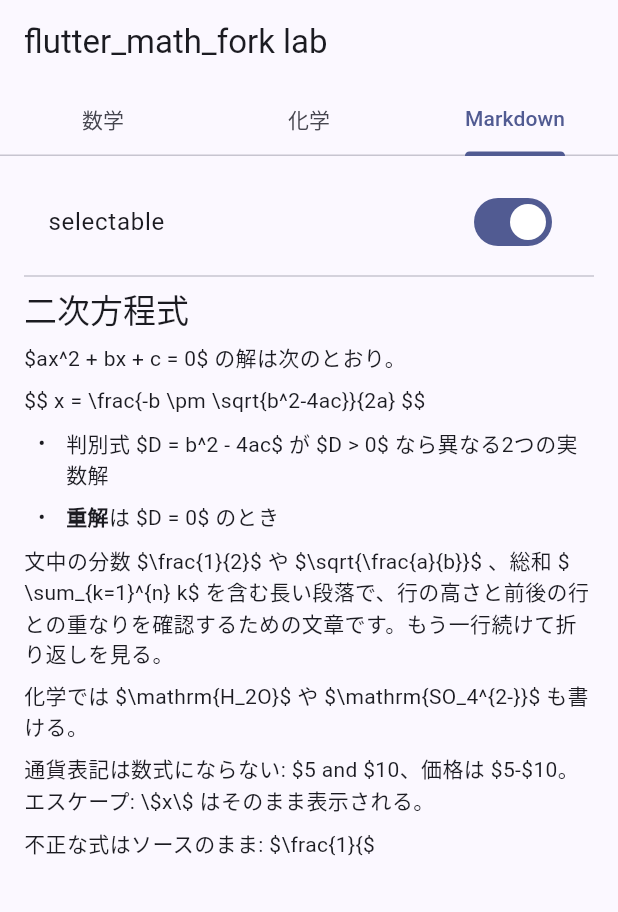
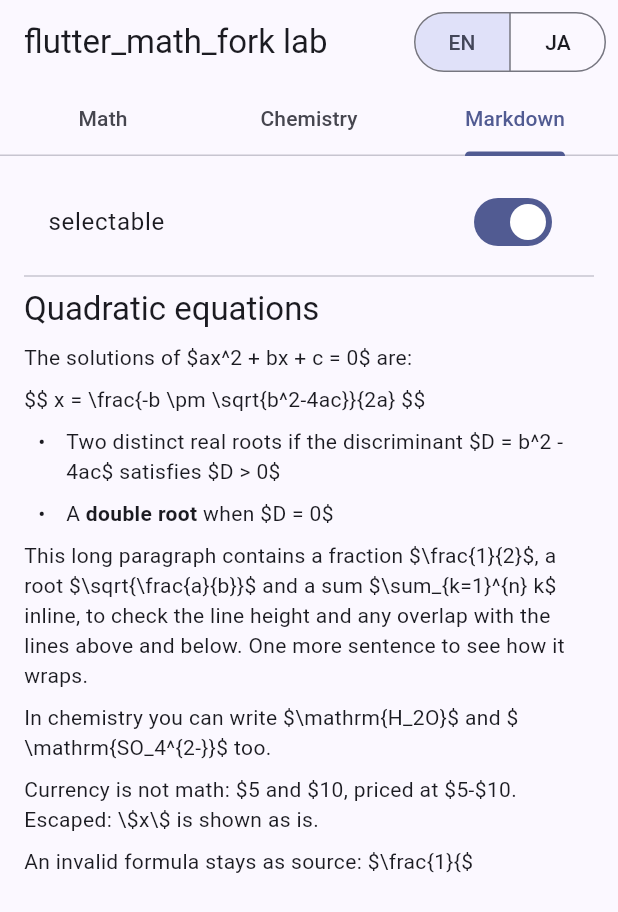
Before and after one commit to kazweda/flutter-math-render, a Flutter app: the screen it shows after launch, tab 3 chosen, on a phone screen of 412 x 824 dp. Shown: the top 912 px of the screen. Run offline on Flutter 3.47's test engine with Material 3 defaults, Android fonts, the phone set to English and light mode, and no system bars; our stand-ins replace flutter_markdown_plus; missing offline and left inert: flutter_math_fork, markdown.

Commit message:
Make the repository English-first with bilingual sample content (#14)
* docs: Translate the verification notes and lint comments into English

Co-Authored-By: Claude Opus 5.5 <noreply@anthropic.com>

* feat: Provide sample content in English and Japanese

Formula labels and Markdown samples now come in both languages, switchable
with an EN / JA toggle in the app bar or --dart-define=LANG=ja.

Co-Authored-By: Claude Opus 5.5 <noreply@anthropic.com>

---------

Co-authored-by: Claude Opus 5.5 <noreply@anthropic.com>

```diff
--- a/lib/formulas.dart
+++ b/lib/formulas.dart
@@ -1,100 +1,167 @@
+import 'samples.dart';
+
 /// A formula used for rendering checks.
 class Formula {
-  const Formula(this.id, this.label, this.tex);
+  const Formula(this.id, this.en, this.ja, this.tex);
 
   /// ASCII identifier, used for golden file names.
   final String id;
-  final String label;
+  final String en;
+  final String ja;
   final String tex;
+
+  String label(SampleLanguage language) => switch (language) {
+    SampleLanguage.en => en,
+    SampleLanguage.ja => ja,
+  };
 }
 
-/// High-school level math (Japanese curriculum: 数学I/A/II/B/III/C).
+/// High-school level math, following the Japanese curriculum
+/// (Math I, A, II, B, III and C).
 const List<Formula> mathFormulas = <Formula>[
-  Formula('quadratic_formula', '解の公式', r'x = \frac{-b \pm \sqrt{b^2-4ac}}{2a}'),
-  Formula('nth_root', '累乗根', r'\sqrt[3]{x^2+1}'),
-  Formula('rationalize', '有理化', r'\frac{1}{\sqrt{2}} = \frac{\sqrt{2}}{2}'),
-  Formula('absolute_value', '絶対値', r'|x - 1| < 3'),
-  Formula('combination', '組合せ', r'{}_n\mathrm{C}_r = \frac{n!}{r!(n-r)!}'),
-  Formula('permutation', '順列', r'{}_n\mathrm{P}_r = \frac{n!}{(n-r)!}'),
-  Formula('probability', '確率', r'P(A \cup B) = P(A) + P(B) - P(A \cap B)'),
-  Formula('trig_identity', '三角関数', r'\sin^2\theta + \cos^2\theta = 1'),
+  Formula(
+    'quadratic_formula',
+    'Quadratic formula',
+    '解の公式',
+    r'x = \frac{-b \pm \sqrt{b^2-4ac}}{2a}',
+  ),
+  Formula('nth_root', 'Nth root', '累乗根', r'\sqrt[3]{x^2+1}'),
+  Formula(
+    'rationalize',
+    'Rationalizing the denominator',
+    '有理化',
+    r'\frac{1}{\sqrt{2}} = \frac{\sqrt{2}}{2}',
+  ),
+  Formula('absolute_value', 'Absolute value', '絶対値', r'|x - 1| < 3'),
+  Formula(
+    'combination',
+    'Combinations',
+    '組合せ',
+    r'{}_n\mathrm{C}_r = \frac{n!}{r!(n-r)!}',
+  ),
+  Formula(
+    'permutation',
+    'Permutations',
+    '順列',
+    r'{}_n\mathrm{P}_r = \frac{n!}{(n-r)!}',
+  ),
+  Formula(
+    'probability',
+    'Probability',
+    '確率',
+    r'P(A \cup B) = P(A) + P(B) - P(A \cap B)',
+  ),
+  Formula(
+    'trig_identity',
+    'Trigonometric identity',
+    '三角関数',
+    r'\sin^2\theta + \cos^2\theta = 1',
+  ),
   Formula(
     'addition_theorem',
+    'Angle addition formula',
     '加法定理',
     r'\sin(\alpha + \beta) = \sin\alpha\cos\beta + \cos\alpha\sin\beta',
   ),
-  Formula('logarithm', '対数', r'\log_a MN = \log_a M + \log_a N'),
-  Formula('exponent', '指数', r'a^{m} \cdot a^{n} = a^{m+n}'),
+  Formula('logarithm', 'Logarithms', '対数', r'\log_a MN = \log_a M + \log_a N'),
+  Formula('exponent', 'Exponents', '指数', r'a^{m} \cdot a^{n} = a^{m+n}'),
   Formula(
     'sum_of_squares',
+    'Sum of a series',
     '数列の和',
     r'\sum_{k=1}^{n} k^2 = \frac{n(n+1)(2n+1)}{6}',
   ),
   Formula(
     'geometric_series',
+    'Geometric series',
     '等比数列',
     r'S_n = \frac{a(1-r^n)}{1-r} \quad (r \neq 1)',
   ),
-  Formula('limit', '極限', r'\lim_{x \to 0} \frac{\sin x}{x} = 1'),
+  Formula('limit', 'Limits', '極限', r'\lim_{x \to 0} \frac{\sin x}{x} = 1'),
   Formula(
     'napier',
+    "Euler's number",
     'ネイピア数',
     r'e = \lim_{n \to \infty} \left(1 + \frac{1}{n}\right)^n',
   ),
   Formula(
     'derivative',
+    'Derivative',
     '微分',
     r"f'(x) = \lim_{h \to 0} \frac{f(x+h) - f(x)}{h}",
   ),
   Formula(
     'definite_integral',
+    'Definite integral',
     '定積分',
     r'\int_0^1 x^2\,dx = \left[\frac{x^3}{3}\right]_0^1 = \frac{1}{3}',
   ),
   Formula(
     'vector_dot',
+    'Dot product',
     'ベクトル',
     r'\vec{a} \cdot \vec{b} = |\vec{a}||\vec{b}|\cos\theta',
   ),
   Formula(
     'overrightarrow',
+    'Directed segments',
     '有向線分',
     r'\overrightarrow{AB} = \overrightarrow{OB} - \overrightarrow{OA}',
   ),
-  Formula('matrix', '行列', r'\begin{pmatrix} a & b \\ c & d \end{pmatrix}'),
+  Formula(
+    'matrix',
+    'Matrix',
+    '行列',
+    r'\begin{pmatrix} a & b \\ c & d \end{pmatrix}',
+  ),
   Formula(
     'cases',
+    'Simultaneous equations',
     '連立方程式',
     r'\begin{cases} x + y = 3 \\ x - y = 1 \end{cases}',
   ),
-  Formula('complex_polar', '複素数', r'z = r(\cos\theta + i\sin\theta)'),
+  Formula(
+    'complex_polar',
+    'Complex numbers in polar form',
+    '複素数',
+    r'z = r(\cos\theta + i\sin\theta)',
+  ),
   Formula(
     'de_moivre',
+    "De Moivre's theorem",
     'ド・モアブル',
     r'(\cos\theta + i\sin\theta)^n = \cos n\theta + i\sin n\theta',
   ),
-  Formula('inequalities', '不等号', r'a \leqq b,\ a \geqq b,\ a \neq b'),
-  Formula('sets', '集合', r'A \subset B,\ x \in A,\ \overline{A}'),
-  Formula('operatorname', '演算子名', r'\operatorname{arg} z'),
+  Formula(
+    'inequalities',
+    'Inequality signs',
+    '不等号',
+    r'a \leqq b,\ a \geqq b,\ a \neq b',
+  ),
+  Formula('sets', 'Sets', '集合', r'A \subset B,\ x \in A,\ \overline{A}'),
+  Formula('operatorname', 'Operator names', '演算子名', r'\operatorname{arg} z'),
 ];
 
 /// Chemistry written with plain LaTeX (no mhchem).
 const List<Formula> chemistryFormulas = <Formula>[
-  Formula('water', '水', r'\mathrm{H_2O}'),
+  Formula('water', 'Water', '水', r'\mathrm{H_2O}'),
   Formula(
     'ions',
+    'Ions',
     'イオン',
     r'\mathrm{SO_4^{2-}} + \mathrm{Ba^{2+}} \rightarrow \mathrm{BaSO_4}',
   ),
   Formula(
     'equilibrium',
+    'Reversible reaction',
     '可逆反応',
     r'\mathrm{N_2 + 3H_2 \rightleftharpoons 2NH_3}',
   ),
-  Formula('hydrate', '水和物', r'\mathrm{CuSO_4 \cdot 5H_2O}'),
-  Formula('isotope', '同位体', r'{}^{14}_{6}\mathrm{C}'),
+  Formula('hydrate', 'Hydrate', '水和物', r'\mathrm{CuSO_4 \cdot 5H_2O}'),
+  Formula('isotope', 'Isotope', '同位体', r'{}^{14}_{6}\mathrm{C}'),
   Formula(
     'reaction_condition',
+    'Reaction conditions',
     '反応条件',
     r'\mathrm{2H_2O_2 \xrightarrow{MnO_2} 2H_2O + O_2}',
   ),
--- a/lib/main.dart
+++ b/lib/main.dart
@@ -3,33 +3,11 @@ import 'package:flutter_math_fork/flutter_math.dart';
 
 import 'formulas.dart';
 import 'markdown_math.dart';
+import 'samples.dart';
 
 void main() {
   runApp(const MathRenderApp());
 }
-
-/// Sample text mixing Markdown and math, as a vocabulary note would.
-const String markdownSample = r'''
-## 二次方程式
-
-$ax^2 + bx + c = 0$ の解は次のとおり。
-
-$$
-x = \frac{-b \pm \sqrt{b^2-4ac}}{2a}
-$$
-
-- 判別式 $D = b^2 - 4ac$ が $D > 0$ なら異なる2つの実数解
-- **重解**は $D = 0$ のとき
-
-文中の分数 $\frac{1}{2}$ や $\sqrt{\frac{a}{b}}$ 、総和 $\sum_{k=1}^{n} k$ を含む長い段落で、行の高さと前後の行との重なりを確認するための文章です。もう一行続けて折り返しを見る。
-
-化学では $\mathrm{H_2O}$ や $\mathrm{SO_4^{2-}}$ も書ける。
-
-通貨表記は数式にならない: $5 and $10、価格は $5-$10。
-エスケープ: \$x\$ はそのまま表示される。
-
-不正な式はソースのまま: $\frac{1}{$
-''';
 
 class MathRenderApp extends StatelessWidget {
   const MathRenderApp({super.key});
@@ -48,30 +26,56 @@ class MathRenderApp extends StatelessWidget {
   }
 }
 
-class GalleryScreen extends StatelessWidget {
+class GalleryScreen extends StatefulWidget {
   const GalleryScreen({super.key});
 
   @override
+  State<GalleryScreen> createState() => _GalleryScreenState();
+}
+
+class _GalleryScreenState extends State<GalleryScreen> {
+  SampleLanguage _language = SampleLanguage.fromEnvironment();
+
+  @override
   Widget build(BuildContext context) {
+    final bool ja = _language == SampleLanguage.ja;
     return DefaultTabController(
       length: 3,
       initialIndex: const int.fromEnvironment('TAB'),
       child: Scaffold(
         appBar: AppBar(
           title: const Text('flutter_math_fork lab'),
-          bottom: const TabBar(
+          actions: <Widget>[
+            Padding(
+              padding: const EdgeInsets.only(right: 8),
+              child: SegmentedButton<SampleLanguage>(
+                showSelectedIcon: false,
+                segments: <ButtonSegment<SampleLanguage>>[
+                  for (final SampleLanguage l in SampleLanguage.values)
+                    ButtonSegment<SampleLanguage>(
+                      value: l,
+                      label: Text(l.code),
+                    ),
+                ],
+                selected: <SampleLanguage>{_language},
+                onSelectionChanged: (Set<SampleLanguage> s) =>
+                    setState(() => _language = s.single),
+              ),
+            ),
+          ],
+          bottom: TabBar(
             tabs: <Widget>[
-              Tab(text: '数学'),
-              Tab(text: '化学'),
-              Tab(text: 'Markdown'),
+              Tab(text: ja ? '数学' : 'Math'),
+              Tab(text: ja ? '化学' : 'Chemistry'),
+              const Tab(text: 'Markdown'),
             ],
           ),
         ),
-        body: const TabBarView(
+        body: TabBarView(
           children: <Widget>[
-            FormulaList(formulas: mathFormulas),
-            FormulaList(formulas: chemistryFormulas),
-            MarkdownSampleView(),
+            FormulaList(formulas: mathFormulas, language: _language),
+            FormulaList(formulas: chemistryFormulas, language: _language),
+            MarkdownSampleView(data: markdownSamples[_language]!),
           ],
         ),
       ),
@@ -80,9 +84,14 @@ class GalleryScreen extends StatelessWidget {
 }
 
 class FormulaList extends StatelessWidget {
-  const FormulaList({super.key, required this.formulas});
+  const FormulaList({
+    super.key,
+    required this.formulas,
+    required this.language,
+  });
 
   final List<Formula> formulas;
+  final SampleLanguage language;
 
   @override
   Widget build(BuildContext context) {
@@ -96,7 +105,7 @@ class FormulaList extends StatelessWidget {
         return Column(
           crossAxisAlignment: CrossAxisAlignment.start,
           children: <Widget>[
-            Text(f.label, style: theme.textTheme.labelLarge),
+            Text(f.label(language), style: theme.textTheme.labelLarge),
             const SizedBox(height: 8),
             SingleChildScrollView(
               scrollDirection: Axis.horizontal,
@@ -119,7 +128,9 @@ class FormulaList extends StatelessWidget {
 }
 
 class MarkdownSampleView extends StatefulWidget {
-  const MarkdownSampleView({super.key});
+  const MarkdownSampleView({super.key, required this.data});
+
+  final String data;
 
   @override
   State<MarkdownSampleView> createState() => _MarkdownSampleViewState();
@@ -139,7 +150,7 @@ class _MarkdownSampleViewState extends State<MarkdownSampleView> {
           onChanged: (bool v) => setState(() => _selectable = v),
         ),
         const Divider(),
-        MarkdownMathBody(data: markdownSample, selectable: _selectable),
+        MarkdownMathBody(data: widget.data, selectable: _selectable),
       ],
     );
   }
--- /dev/null
+++ b/lib/samples.dart
@@ -0,0 +1,66 @@
+/// Language of the sample content. The lab ships English and Japanese
+/// content, as a real app with math would.
+enum SampleLanguage {
+  en('EN'),
+  ja('JA');
+
+  const SampleLanguage(this.code);
+
+  final String code;
+
+  /// Reads `--dart-define=LANG=en|ja`, defaulting to English.
+  static SampleLanguage fromEnvironment() {
+    const String lang = String.fromEnvironment('LANG');
+    return SampleLanguage.values.firstWhere(
+      (SampleLanguage l) => l.name == lang,
+      orElse: () => SampleLanguage.en,
+    );
+  }
+}
+
+/// Sample text mixing Markdown and math, as a vocabulary note would.
+/// Both languages cover the same cases.
+const Map<SampleLanguage, String> markdownSamples = <SampleLanguage, String>{
+  SampleLanguage.en: r'''
+## Quadratic equations
+
+The solutions of $ax^2 + bx + c = 0$ are:
+
+$$
+x = \frac{-b \pm \sqrt{b^2-4ac}}{2a}
+$$
+
+- Two distinct real roots if the discriminant $D = b^2 - 4ac$ satisfies $D > 0$
+- A **double root** when $D = 0$
+
+This long paragraph contains a fraction $\frac{1}{2}$, a root $\sqrt{\frac{a}{b}}$ and a sum $\sum_{k=1}^{n} k$ inline, to check the line height and any overlap with the lines above and below. One more sentence to see how it wraps.
+
+In chemistry you can write $\mathrm{H_2O}$ and $\mathrm{SO_4^{2-}}$ too.
+
+Currency is not math: $5 and $10, priced at $5-$10.
+Escaped: \$x\$ is shown as is.
+
+An invalid formula stays as source: $\frac{1}{$
+''',
+  SampleLanguage.ja: r'''
+## 二次方程式
+
+$ax^2 + bx + c = 0$ の解は次のとおり。
+
+$$
+x = \frac{-b \pm \sqrt{b^2-4ac}}{2a}
+$$
+
+- 判別式 $D = b^2 - 4ac$ が $D > 0$ なら異なる2つの実数解
+- **重解**は $D = 0$ のとき
+
+文中の分数 $\frac{1}{2}$ や $\sqrt{\frac{a}{b}}$ 、総和 $\sum_{k=1}^{n} k$ を含む長い段落で、行の高さと前後の行との重なりを確認するための文章です。もう一行続けて折り返しを見る。
+
+化学では $\mathrm{H_2O}$ や $\mathrm{SO_4^{2-}}$ も書ける。
+
+通貨表記は数式にならない: $5 and $10、価格は $5-$10。
+エスケープ: \$x\$ はそのまま表示される。
+
+不正な式はソースのまま: $\frac{1}{$
+''',
+};
```
Also changed, not shown: analysis_options.yaml (+20 -20 lines), 5 other files.
